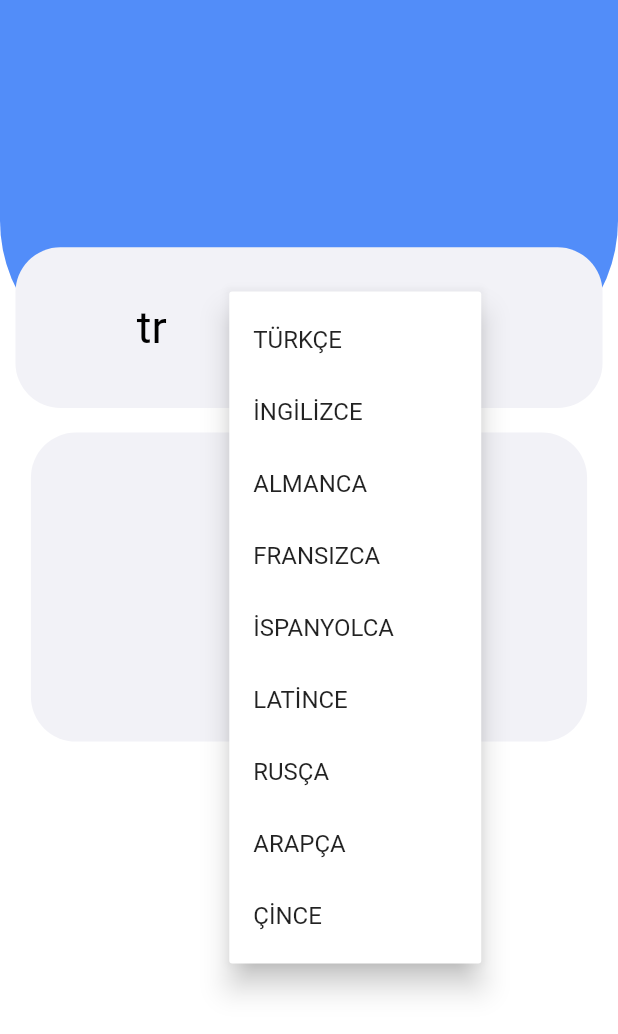
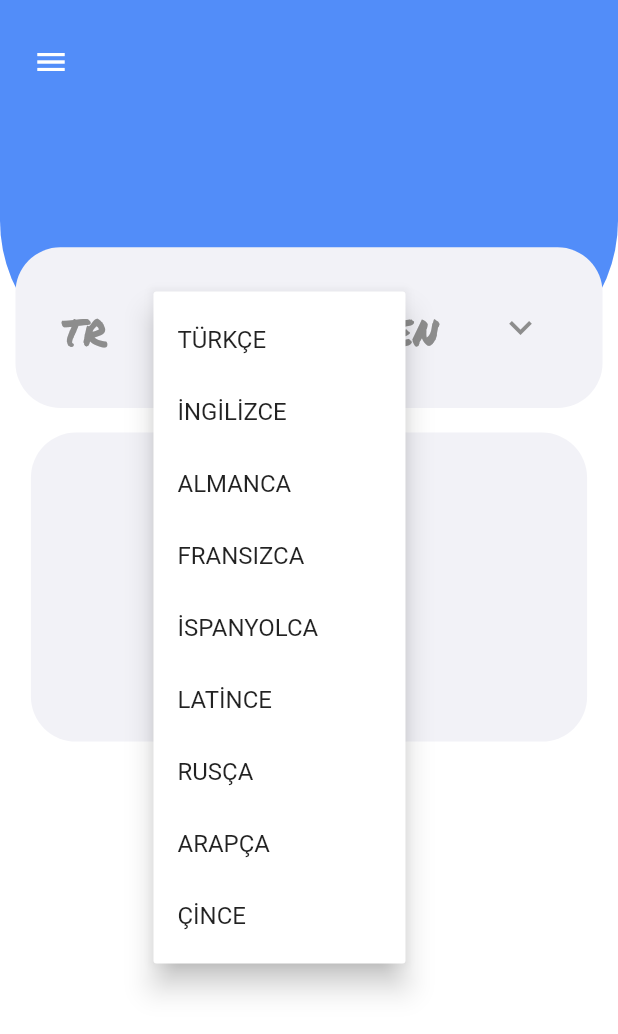
Before and after one commit to ilknurdondurma/BTWlate-Translate, a Flutter app: the screen it shows after launch, after a tap on the "keyboard arrow down" icon, on a phone screen of 412 x 824 dp. Shown: the top 1034 px of the screen. Run offline on Flutter 3.47's test engine with Material 2 defaults, Android fonts, the phone set to English and light mode, and no system bars; our stand-ins replace get.

Commit message:
funcs added

```diff
--- a/lib/controller/translatePageController.dart
+++ b/lib/controller/translatePageController.dart
@@ -1,12 +1,20 @@
+// ignore_for_file: prefer_const_constructors
+
+import 'package:btwlate/ui/helper/uiColorsHelper.dart';
+import 'package:btwlate/ui/helper/uiSizeHelper.dart';
 import 'package:flutter/material.dart';
 
+
+//**************** INPUT LANG POPUP ***************************************************
+
 class InputLangController extends StatefulWidget {
-  final Function(String) onSelected1;
+  final Function(String) onSelected;
 
   const InputLangController({
     super.key,
-    required this.onSelected1
-});
+    required this.onSelected
+  });
+
   static List<PopupMenuEntry<String>> menuEntriesInput = [
     PopupMenuItem<String>(
       value: 'tr',
@@ -45,25 +53,33 @@ class InputLangController extends StatefulWidget {
       child: Text('ÇİNCE'),
     )
   ];
+
   @override
   State<InputLangController> createState() => _InputLangControllerState();
 }
-
 class _InputLangControllerState extends State<InputLangController> {
-
-  late Function onSelected1;
   @override
   Widget build(BuildContext context) {
     return PopupMenuButton<String>(
-      icon: Icon(Icons.keyboard_arrow_down_outlined),
+      icon: Icon(Icons.keyboard_arrow_down_outlined,color: UIColorsHelper.light_body_IconColor,size: UISizeHelper.iconSelectLang1Size,),
       itemBuilder: (BuildContext context) {
         return InputLangController.menuEntriesInput;
       },
-      onSelected: (selectedValue) => widget.onSelected1(selectedValue),
+      onSelected: (selectedValue) => widget.onSelected(selectedValue),
     );
   }
 }
-abstract class OutputLangController extends StatelessWidget {
+
+
+//**************** OUTPUT LANG POPUP ***************************************************
+
+class OutputLangController extends StatefulWidget {
+   final Function(String) onSelected;
+
+   const OutputLangController({
+     super.key,
+     required this.onSelected
+   });
   static List<PopupMenuEntry<String>> menuEntriesOutput = [
     PopupMenuItem<String>(
       value: 'tr',
@@ -101,16 +117,35 @@ abstract class OutputLangController extends StatelessWidget {
       value: 'zc',
       child: Text('ÇİNCE'),
     )
-  ];// menu içerik listesi
-
+  ];
+  @override
+  State<OutputLangController> createState() => _OutputLangControllerState();
+}
+class _OutputLangControllerState extends State<OutputLangController> {
+// menu içerik listesi
   @override
   Widget build(BuildContext context) {
     return PopupMenuButton<String>(
-      icon: Icon(Icons.keyboard_arrow_down_outlined),
+      icon: Icon(Icons.keyboard_arrow_down_outlined,color: UIColorsHelper.light_body_IconColor,size: UISizeHelper.iconSelectLang2Size,),
       itemBuilder: (BuildContext context) {
-        return menuEntriesOutput;
+        return OutputLangController.menuEntriesOutput;
       },
-      onSelected: (String selectedValue) => null,
+      onSelected: (selectedValue) => widget.onSelected(selectedValue),
     );
   }
 }
+
+//*************** MENU ICON ************************************************************
+
+class MenuIconController{
+  static void menuIconController(){
+    print("menuIconController cagrıldı");
+  }
+}
+//****************** GREY CHANGE LANG ICON ******************************************************
+
+class ChangeLangIconController{
+  static void changeLangIconController(){
+    print("changeLangIconControlle cagrıldı");
+  }
+}
--- a/lib/main.dart
+++ b/lib/main.dart
@@ -3,13 +3,17 @@ import 'package:get/get.dart';
 import 'screens/splash.dart';
 
 void main() {
-  runApp(const GetMaterialApp(home: translate()));
+  runApp(const GetMaterialApp(
+    home: Translate(),
+    debugShowCheckedModeBanner: false,
+  ));
 }
-class translate extends StatelessWidget {
-  const translate({Key? key}) : super(key: key);
+
+class Translate extends StatelessWidget {
+  const Translate({Key? key}) : super(key: key);
 
   @override
   Widget build(BuildContext context) {
-    return splashPage();
+    return const SplashPage();
   }
 }
--- a/lib/screens/splash.dart
+++ b/lib/screens/splash.dart
@@ -3,28 +3,28 @@ import 'package:btwlate/ui/helper/uiColorsHelper.dart';
 import 'package:btwlate/ui/helper/uiTextHelper.dart';
 import 'package:btwlate/ui/styles/textStyles.dart';
 import 'package:flutter/material.dart';
+import 'package:get/get.dart';
 
 
 
-class splashPage extends StatefulWidget {
-  const splashPage({Key? key}) : super(key: key);
+class SplashPage extends StatefulWidget {
+  const SplashPage({Key? key}) : super(key: key);
 
   @override
-  State<splashPage> createState() => _splashPageState();
+  State<SplashPage> createState() => _SplashPageState();
 }
 
-class _splashPageState extends State<splashPage> with SingleTickerProviderStateMixin{
+class _SplashPageState extends State<SplashPage> with SingleTickerProviderStateMixin{
   late AnimationController _controller;
   late Animation<Offset> _offsetAnimation;
   @override
   void initState() {
     super.initState();
-    new Future.delayed(
-        const Duration(seconds: 3),
+    Future.delayed(
+        const Duration(seconds: 2),
             () => Navigator.pushReplacement(
-          context,
-          MaterialPageRoute(builder: (context) => translatePage()),
-        ));
+              context,
+              MaterialPageRoute(builder: (context) => translatePage()),));
 
     _controller = AnimationController(
       duration: Duration(seconds: 1),
@@ -43,7 +43,7 @@ class _splashPageState extends State<splashPage> with SingleTickerProviderStateM
 
   @override
   Widget build(BuildContext context) {
-    return new Scaffold(
+    return Scaffold(
         backgroundColor: UIColorsHelper.light_Header_Background,
         body: Center(
             child:SlideTransition(
@@ -51,10 +51,9 @@ class _splashPageState extends State<splashPage> with SingleTickerProviderStateM
               child: Column(
                 mainAxisAlignment: MainAxisAlignment.center,
                 children: [
-                  Icon(Icons.translate,size: 50,),
+                  Icon(Icons.translate,size: 50,color: UIColorsHelper.splashIconColor,),
                   Text(UITextHelper.btwlate,style: UITextStyles.splashStyle,),
                   Text(UITextHelper.thereDot,style: UITextStyles.splashStyle),
-
                 ],
               )
             )
--- a/lib/screens/translate.dart
+++ b/lib/screens/translate.dart
@@ -3,21 +3,27 @@ import 'package:flutter/material.dart';
 import 'package:btwlate/ui/helper/uiSizeHelper.dart';
 import 'package:btwlate/ui/helper/uiSpaceHelper.dart';
 import 'package:btwlate/ui/styles/decorationStyles.dart';
-import 'package:get/get.dart';
+
 
 import '../controller/translatePageController.dart';
 import '../ui/helper/uiColorsHelper.dart';
 import '../ui/styles/generalThemeWidgetStyle.dart';
 
 class translatePage extends StatefulWidget {
-  const translatePage({Key? key}) : super(key: key);
+  translatePage({Key? key}) : super(key: key);
+  String initialLang1="tr";
+  String initialLang2="en";
 
   @override
   State<translatePage> createState() => _translatePageState();
 }
 
 class _translatePageState extends State<translatePage> {
-  String _lang1="tr";
+
+  @override
+  void initState() {
+    super.initState();
+  }
 
   @override
   Widget build(BuildContext context) {
@@ -26,22 +32,35 @@ class _translatePageState extends State<translatePage> {
       body: Column(
         children: [
           //generalHeader
-          generalThemeWidgetStyle(
+          GeneralThemeWidgetStyle(
             child: Row(
-              mainAxisAlignment: MainAxisAlignment.spaceAround,
+              mainAxisAlignment: MainAxisAlignment.spaceEvenly,
               children: [
-                Text(_lang1, style: UITextStyles.translateStyle,
-                ),
+                Text(widget.initialLang1, style: UITextStyles.translateStyle),
                 InputLangController(
-                  onSelected1: (selectedValue){
+                  onSelected: (selectedValue){
                     setState(() {
-                      _lang1=selectedValue;
-                      print(_lang1);
+                      widget.initialLang1 = selectedValue;
+                      print(widget.initialLang1);
                     });
                   },
                 ),
+                IconButton(onPressed: ChangeLangIconController.changeLangIconController, icon: Icon(Icons.swap_horiz_outlined,size: UISizeHelper.iconChangeLangSize,color: UIColorsHelper.light_body_IconColor,)),
+                Text(widget.initialLang2, style: UITextStyles.translateStyle),
+                OutputLangController(
+                  onSelected: (selectedValue){
+                    setState(() {
+                      widget.initialLang2 = selectedValue;
+                      print(widget.initialLang2);
+                    });
+                  },
+                ),
+
               ],
             ),
+            iconChild:Icon(Icons.menu) ,
+            headerIconFunc: MenuIconController.menuIconController,
+
           ),
           //seperator gh_t1
           SizedBox(
@@ -54,10 +73,6 @@ class _translatePageState extends State<translatePage> {
             width: UISpaceHelper.dynamicWidth(context, UISizeHelper.translateBox1Width),
             height: UISpaceHelper.dynamicHeight(context, UISizeHelper.translateBox1Height),
             decoration: UIDecorationStyles.translateBoxContainerStyle,
-            child: Text(
-              _lang1,
-              style: UITextStyles.translateStyle,
-            ),
           ),
         ],
       ),
--- a/lib/ui/helper/uiColorsHelper.dart
+++ b/lib/ui/helper/uiColorsHelper.dart
@@ -27,13 +27,19 @@ class UIColorsHelper{
   static const Color light_TranslateButton=Color(0xff528df9);
 
   //  text fonst colors
-  static const Color light_TextFont_Color = Color(0xFF000000);
-  static const Color dark_TextFont_Color = Color(0xFFFFFFFF);
+  static const Color light_TextFont_Color = Color(0xff8d8d8d);
+  static const Color dark_TextFont_Color = Color(0xff8d8d8d);
 
 
   // Icons colors
-  static const Color dark_IconColor = Color(0xFFFFFFFF);
-  static const Color light_IconColor = Color(0xff8d8d8d);
+  static const Color light_heaader_IconColor = Color(0xFFFFFFFF);
+  static const Color dark_body_IconColor = Color(0xFFFFFFFF);
+  static const Color light_body_IconColor = Color(0xff8d8d8d);
+
+  //splash colors
+  static const Color splashIconColor=Color(0xFF000000);
+  static const Color splashItemColor=Color(0xFF000000);
+
 
   // Drawer colors
   static const Color light_Drawer_header = Color(0xff528df9);
--- a/lib/ui/helper/uiSizeHelper.dart
+++ b/lib/ui/helper/uiSizeHelper.dart
@@ -3,7 +3,7 @@ class UISizeHelper{
   // header sizes
   static const double HeaderBottomLeftCircular = 100;
   static const double HeaderBottomRightCircular = 100;
-  static const double headerVisibleHeight = 0.30;
+  static const double headerVisibleHeight = 0.30;//0.30
 
 
   // small headers sizes (ustteki gri olan yer)
@@ -20,7 +20,10 @@ class UISizeHelper{
   static const double translateBox1Height = 0.25;
   static const double translateBox1Width = 0.90;
 
-
+  // icons sizes
+  static const double iconChangeLangSize=40;
+  static const double iconSelectLang1Size=30;
+  static const double iconSelectLang2Size=30;
 
 
   //separators
--- a/lib/ui/styles/generalThemeWidgetStyle.dart
+++ b/lib/ui/styles/generalThemeWidgetStyle.dart
@@ -1,37 +1,58 @@
+import 'package:btwlate/ui/helper/uiColorsHelper.dart';
 import 'package:btwlate/ui/helper/uiSizeHelper.dart';
 import 'package:flutter/material.dart';
 import '../helper/uiSpaceHelper.dart';
 import 'decorationStyles.dart';
 
-class generalThemeWidgetStyle extends StatefulWidget {
-  final Widget child; // child parametresi burada tanımlanır
-  const generalThemeWidgetStyle({
+class GeneralThemeWidgetStyle extends StatefulWidget {
+  final Widget child;// child parametresi burada tanımlanır
+  final Widget iconChild;
+  final  Function() headerIconFunc;
+
+  const GeneralThemeWidgetStyle({
     super.key,
-    required this.child
+    required this.child,
+    required this.iconChild,
+    required this.headerIconFunc,
   });
 
   @override
-  State<generalThemeWidgetStyle> createState() => _generalThemeWidgetStyleState();
+  State<GeneralThemeWidgetStyle> createState() => _GeneralThemeWidgetStyleState();
 }
-class _generalThemeWidgetStyleState extends State<generalThemeWidgetStyle> {
-  late Widget child; // child değişkeni burada tanımlandı
-
+class _GeneralThemeWidgetStyleState extends State<GeneralThemeWidgetStyle> {
   @override
   void initState() {
     setState(() {
       super.initState();
-      child = widget.child;
-    }); // child değişkeni, widget.child ile eşleştirildi
+    });
   }
   @override
   Widget build(BuildContext context) {
     return Stack(
       clipBehavior: Clip.none,
       children: <Widget>[
+        //mavi header
         Container(
           //mavinin görünen kısmı ayarı
             height: UISpaceHelper.dynamicHeight(context, UISizeHelper.headerVisibleHeight),
-            decoration: UIDecorationStyles.headerStyle),
+            decoration: UIDecorationStyles.headerStyle,
+           ),
+
+        // header icon Alignment (menu icon)
+        Positioned(
+          top: 0,
+          left: 10,
+          child: Container(
+            alignment: Alignment.centerLeft,
+            height: UISpaceHelper.dynamicHeight(context, 0.1),
+            width: UISpaceHelper.dynamicWidth(context, 1),
+            child: IconButton(onPressed:()=>widget.headerIconFunc(),icon: widget.iconChild,color: UIColorsHelper.light_heaader_IconColor,),
+            color: UIColorsHelper.light_Header_Background,
+
+          ),
+        ),
+
+        //grey header(tr-en)
         Positioned(
           //grinin sagdan soldan ve ustten yerleşim oranları
             left: UISpaceHelper.dynamicWidth(context, UISizeHelper.smallHeaderLeftSpace),
@@ -43,7 +64,7 @@ class _generalThemeWidgetStyleState extends State<generalThemeWidgetStyle> {
               width: UISpaceHelper.dynamicWidth(context, UISizeHelper.smallHeaderWidth),
               height: UISpaceHelper.dynamicHeight(context, UISizeHelper.smallHeaderHeight),
               decoration: UIDecorationStyles.smallHeaderContainerStyle,
-              child: child,
+              child: widget.child,
             ),
         ),
       ],
--- a/lib/ui/styles/textStyles.dart
+++ b/lib/ui/styles/textStyles.dart
@@ -5,7 +5,7 @@ import 'package:flutter/material.dart';
 class UITextStyles {
   static TextStyle splashStyle = TextStyle(
       fontFamily: "DancingScript",
-      color: UIColorsHelper.light_TextFont_Color,
+      color: UIColorsHelper.splashItemColor,
       fontSize: 45,
       fontWeight: FontWeight.w500);
 
@@ -16,6 +16,8 @@ class UITextStyles {
       fontWeight: FontWeight.w500);
 
   static TextStyle translateStyle = TextStyle(
+    fontFamily: "PermanentMarker",
+      fontWeight: FontWeight.normal,
       color: UIColorsHelper.light_TextFont_Color,
       fontSize: 30,
       );
```
Also changed, not shown: lib/kaldigimYer.dart (+6 -3 lines), lib/screens/login.dart (+4 -4 lines), pubspec.yaml (+4 -4 lines), assets/fonts/PermanentMarker-Regular.ttf (added), pubspec.lock, 1 other file.
